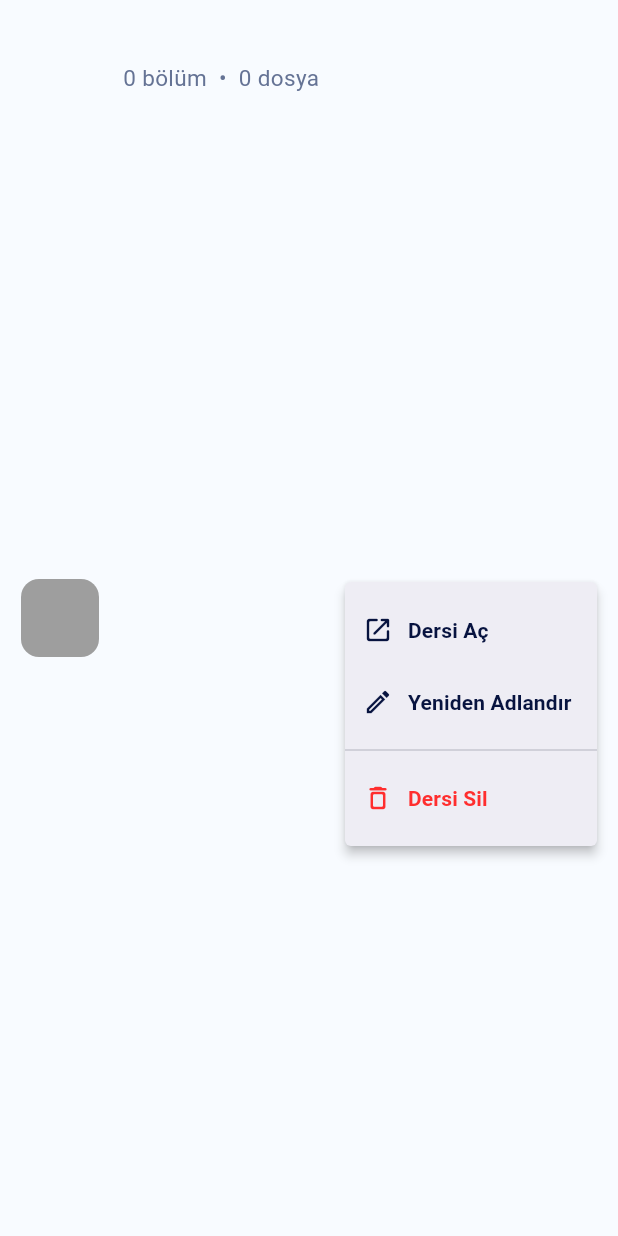
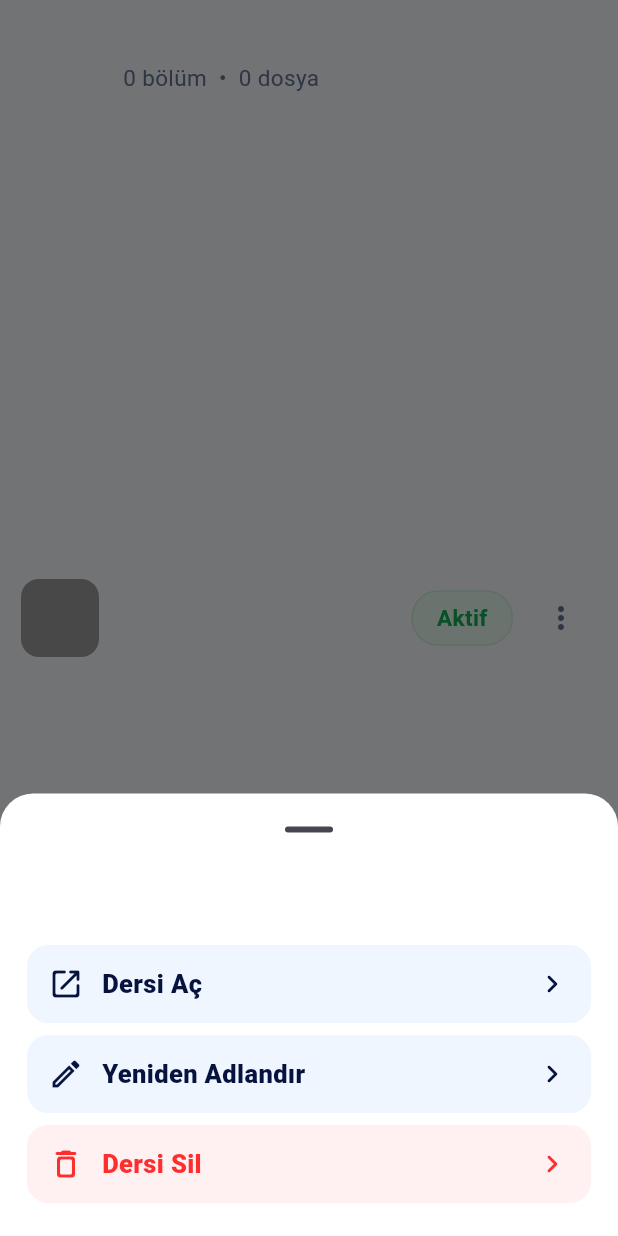
Before and after one commit to kemaltuncer-generaladmin/medasi-sourcebase, a Flutter app: the _CourseRow widget shown alone on an empty page, opened directly with empty values, after a tap on the "more vert" icon, on a phone screen of 412 x 824 dp. Run offline on Flutter 3.47's test engine with Material 3 defaults, Android fonts, the light colour scheme and no system bars; our stand-ins replace file_picker, responsive_builder, supabase_flutter; missing offline and left inert: dart:html; accounts and stored records are empty; Roboto replaces fonts that are missing (SF Pro Display).

Commit message:
fix: show drive course actions sheet

```diff
--- a/lib/features/drive/presentation/screens/drive_home_screen.dart
+++ b/lib/features/drive/presentation/screens/drive_home_screen.dart
@@ -416,49 +416,12 @@ class _CourseRow extends StatelessWidget {
                 ),
                 _CourseStatus(status: course.status),
                 const SizedBox(width: 8),
-                Material(
-                  color: Colors.transparent,
-                  child: PopupMenuButton<_CourseMenuAction>(
+                IconButton(
                   tooltip: 'Ders işlemleri',
+                  onPressed: () => _showCourseActions(context),
                   icon: const Icon(
                     Icons.more_vert_rounded,
                     color: AppColors.muted,
-                    ),
-                    onSelected: (action) {
-                      switch (action) {
-                        case _CourseMenuAction.open:
-                          onTap();
-                        case _CourseMenuAction.rename:
-                          onRename();
-                        case _CourseMenuAction.delete:
-                          onDelete();
-                      }
-                    },
-                    itemBuilder: (context) => const [
-                      PopupMenuItem(
-                        value: _CourseMenuAction.open,
-                        child: _MenuItem(
-                          icon: Icons.open_in_new_rounded,
-                          label: 'Dersi Aç',
-                        ),
-                      ),
-                      PopupMenuItem(
-                        value: _CourseMenuAction.rename,
-                        child: _MenuItem(
-                          icon: Icons.edit_outlined,
-                          label: 'Yeniden Adlandır',
-                        ),
-                      ),
-                      PopupMenuDivider(),
-                      PopupMenuItem(
-                        value: _CourseMenuAction.delete,
-                        child: _MenuItem(
-                          icon: Icons.delete_outline_rounded,
-                          label: 'Dersi Sil',
-                          destructive: true,
-                        ),
-                      ),
-                    ],
                   ),
                 ),
               ],
@@ -468,33 +431,114 @@ class _CourseRow extends StatelessWidget {
       ),
     );
   }
+
+  void _showCourseActions(BuildContext context) {
+    showModalBottomSheet<void>(
+      context: context,
+      showDragHandle: true,
+      backgroundColor: Colors.white,
+      shape: const RoundedRectangleBorder(
+        borderRadius: BorderRadius.vertical(top: Radius.circular(22)),
+      ),
+      builder: (context) {
+        return SafeArea(
+          child: Padding(
+            padding: const EdgeInsets.fromLTRB(18, 6, 18, 18),
+            child: Column(
+              mainAxisSize: MainAxisSize.min,
+              crossAxisAlignment: CrossAxisAlignment.start,
+              children: [
+                Text(
+                  course.title,
+                  maxLines: 2,
+                  overflow: TextOverflow.ellipsis,
+                  style: const TextStyle(
+                    color: AppColors.navy,
+                    fontSize: 21,
+                    fontWeight: FontWeight.w800,
+                  ),
+                ),
+                const SizedBox(height: 12),
+                _CourseActionTile(
+                  icon: Icons.open_in_new_rounded,
+                  label: 'Dersi Aç',
+                  onTap: () {
+                    Navigator.of(context).pop();
+                    onTap();
+                  },
+                ),
+                _CourseActionTile(
+                  icon: Icons.edit_outlined,
+                  label: 'Yeniden Adlandır',
+                  onTap: () {
+                    Navigator.of(context).pop();
+                    onRename();
+                  },
+                ),
+                _CourseActionTile(
+                  icon: Icons.delete_outline_rounded,
+                  label: 'Dersi Sil',
+                  destructive: true,
+                  onTap: () {
+                    Navigator.of(context).pop();
+                    onDelete();
+                  },
+                ),
+              ],
+            ),
+          ),
+        );
+      },
+    );
+  }
 }
 
-enum _CourseMenuAction { open, rename, delete }
-
-class _MenuItem extends StatelessWidget {
-  const _MenuItem({
+class _CourseActionTile extends StatelessWidget {
+  const _CourseActionTile({
     required this.icon,
     required this.label,
+    required this.onTap,
     this.destructive = false,
   });
 
   final IconData icon;
   final String label;
+  final VoidCallback onTap;
   final bool destructive;
 
   @override
   Widget build(BuildContext context) {
     final color = destructive ? AppColors.red : AppColors.navy;
-    return Row(
+    return Padding(
+      padding: const EdgeInsets.symmetric(vertical: 4),
+      child: Material(
+        color: destructive ? const Color(0xFFFFF1F2) : AppColors.selectedBlue,
+        borderRadius: BorderRadius.circular(14),
+        child: InkWell(
+          onTap: onTap,
+          borderRadius: BorderRadius.circular(14),
+          child: Padding(
+            padding: const EdgeInsets.symmetric(horizontal: 14, vertical: 14),
+            child: Row(
               children: [
-        Icon(icon, color: color, size: 20),
-        const SizedBox(width: 10),
-        Text(
+                Icon(icon, color: color, size: 24),
+                const SizedBox(width: 12),
+                Expanded(
+                  child: Text(
                     label,
-          style: TextStyle(color: color, fontWeight: FontWeight.w600),
+                    style: TextStyle(
+                      color: color,
+                      fontSize: 17,
+                      fontWeight: FontWeight.w800,
                     ),
+                  ),
+                ),
+                Icon(Icons.chevron_right_rounded, color: color),
               ],
+            ),
+          ),
+        ),
+      ),
     );
   }
 }
```
Lines whose indentation alone changed are shown as unchanged.
